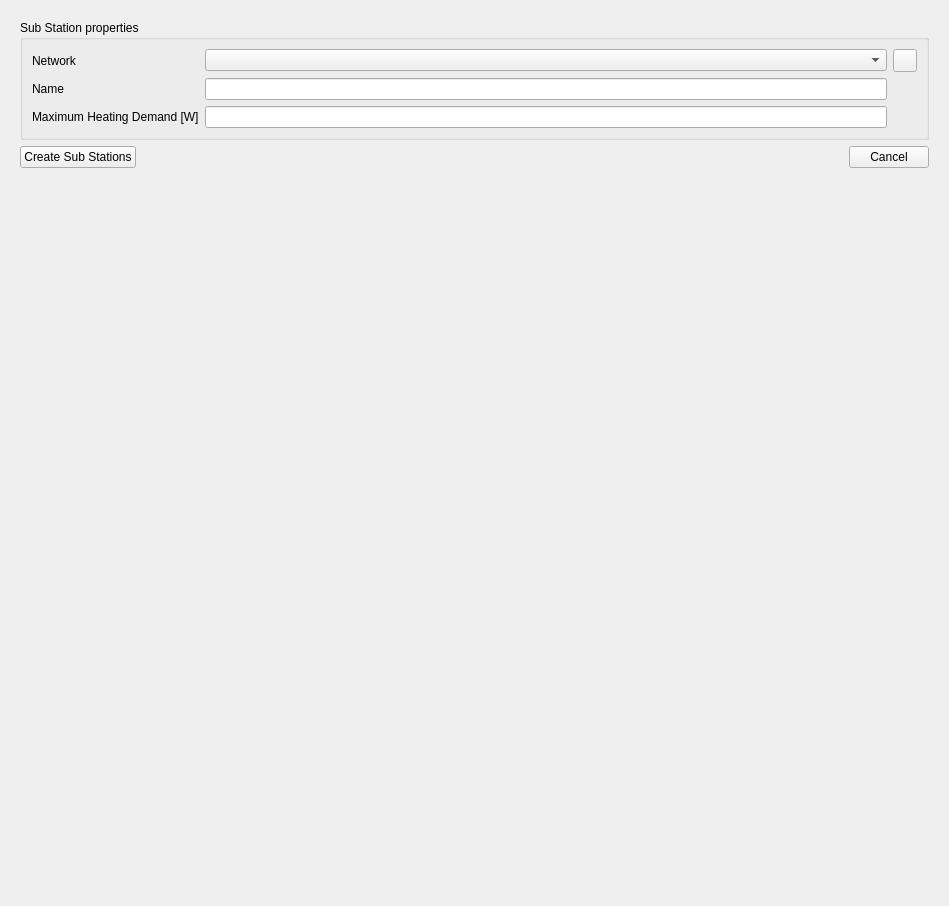
Before: the Qt Designer form SIM-VICUS/src/SVPropVertexListWidget.ui in ghorwin/SIM-VICUS, drawn with Qt 5.
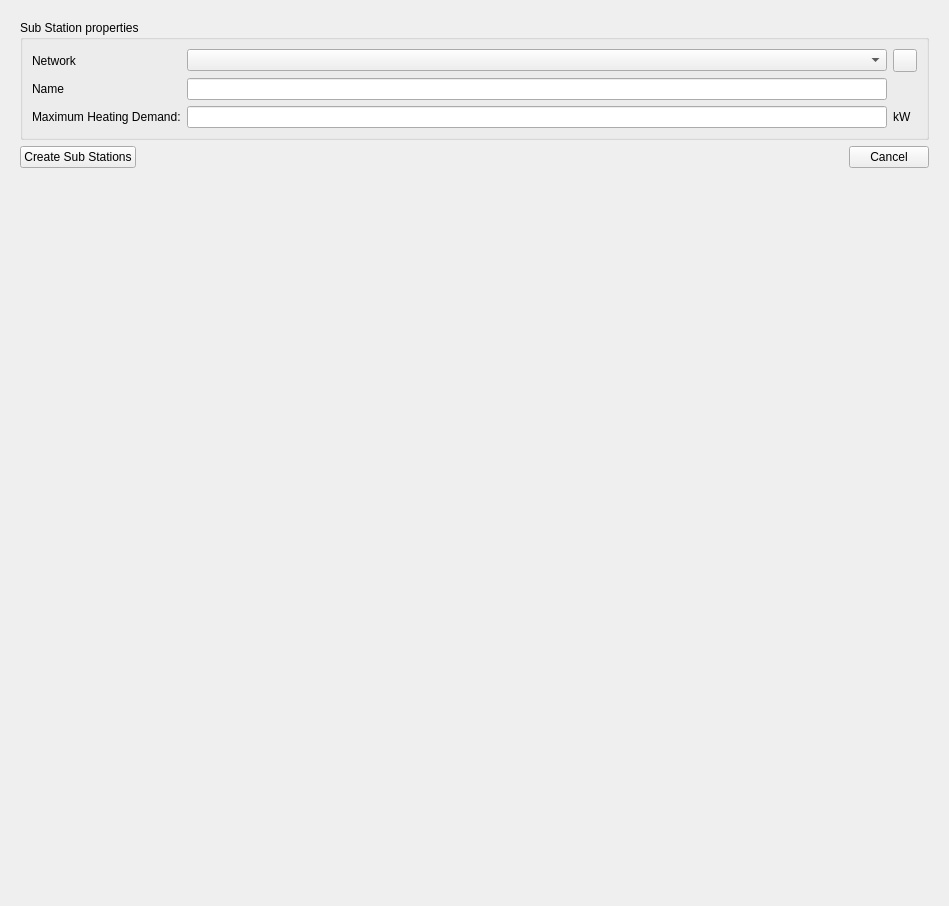
After: the same form once the commit is applied. The open tabs and pages were chosen to show the change. Icons and pictures are not drawn. Custom widgets are drawn as their Qt base class.

```diff
--- a/SIM-VICUS/src/SVPropVertexListWidget.ui
+++ b/SIM-VICUS/src/SVPropVertexListWidget.ui
@@ -1146,7 +1146,7 @@
           <item row="3" column="0">
            <widget class="QLabel" name="label_18">
             <property name="text">
-             <string>Maximum Heating Demand [W]</string>
+             <string>Maximum Heating Demand:</string>
             </property>
            </widget>
           </item>
@@ -1157,6 +1157,13 @@
             </property>
            </widget>
           </item>
+          <item row="3" column="2">
+           <widget class="QLabel" name="label_20">
+            <property name="text">
+             <string>kW</string>
+            </property>
+           </widget>
+          </item>
          </layout>
         </widget>
        </item>
```
Left out of the diff: 24 changed lines with no effect on the pictures.
